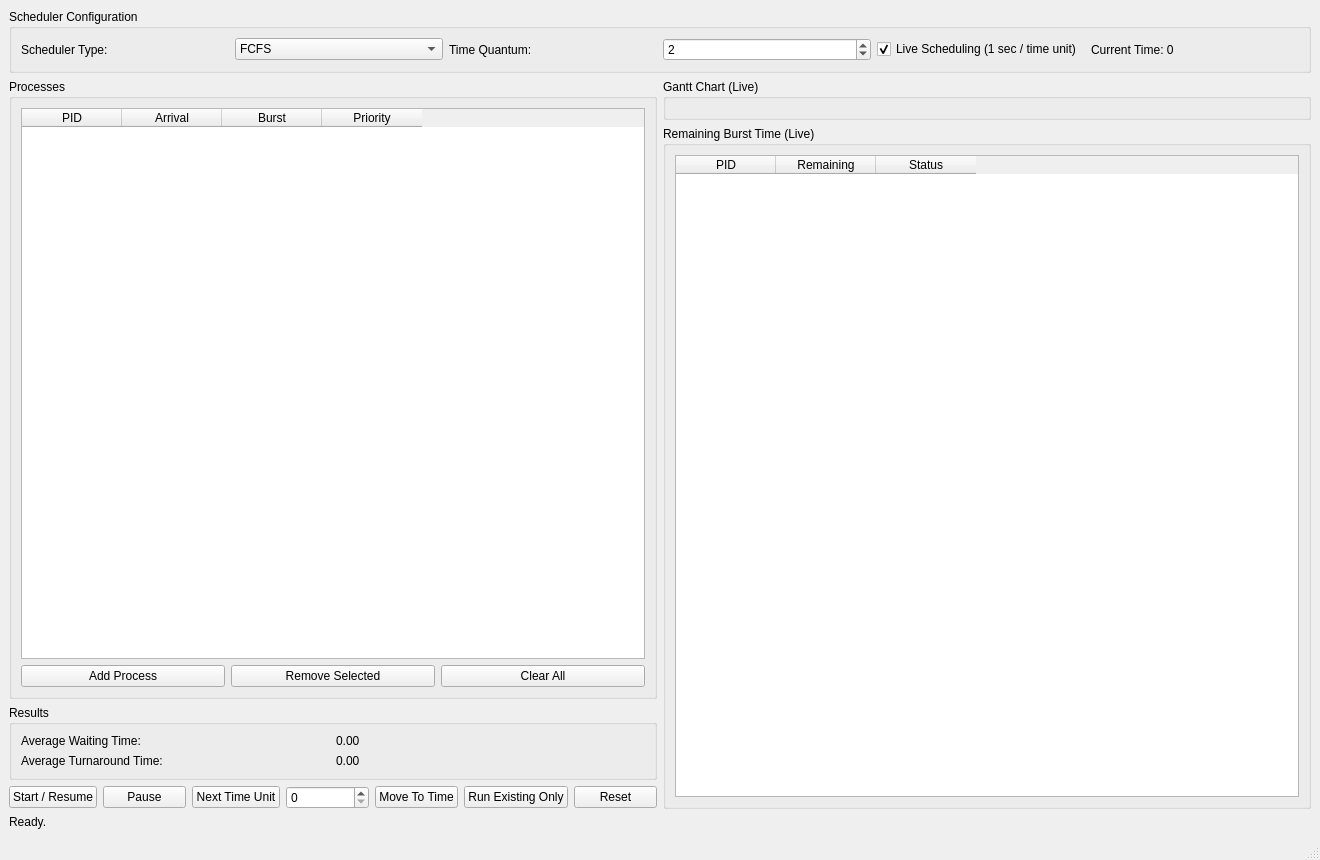
This is main.ui in antispace2005/Cpu-Schedular as Qt 5 draws it before an edit. The edited form follows.
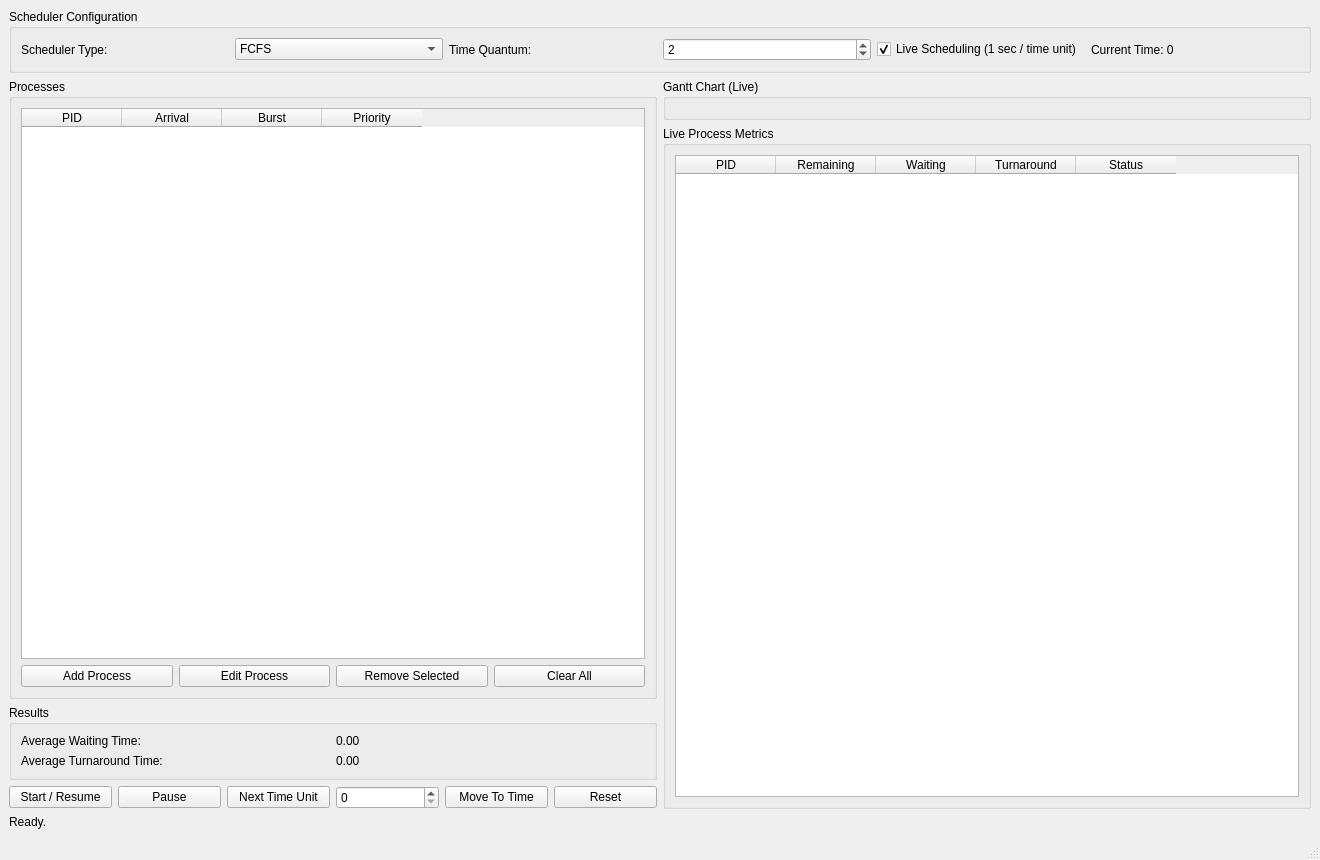
This is the edited form.

Diff of the .ui file:
```diff
--- a/main.ui
+++ b/main.ui
@@ -148,6 +148,13 @@
                </property>
               </widget>
              </item>
+             <item>
+              <widget class="QPushButton" name="editProcessButton">
+               <property name="text">
+                <string>Edit Process</string>
+               </property>
+              </widget>
+             </item>
              <item>
               <widget class="QPushButton" name="removeSelectedButton">
                <property name="text">
@@ -247,13 +254,6 @@
                         </property>
                      </widget>
                     </item>
-          <item>
-           <widget class="QPushButton" name="runExistingOnlyButton">
-            <property name="text">
-             <string>Run Existing Only</string>
-            </property>
-           </widget>
-          </item>
           <item>
            <widget class="QPushButton" name="resetButton">
             <property name="text">
@@ -282,7 +282,7 @@
         <item>
          <widget class="QGroupBox" name="remainingTableGroup">
           <property name="title">
-           <string>Remaining Burst Time (Live)</string>
+           <string>Live Process Metrics</string>
           </property>
           <layout class="QVBoxLayout" name="remainingTableLayout">
            <item>
@@ -300,6 +300,16 @@
                <string>Remaining</string>
               </property>
              </column>
+             <column>
+              <property name="text">
+               <string>Waiting</string>
+              </property>
+             </column>
+             <column>
+              <property name="text">
+               <string>Turnaround</string>
+              </property>
+             </column>
              <column>
               <property name="text">
                <string>Status</string>
```
Lines whose indentation alone changed are shown as unchanged.
